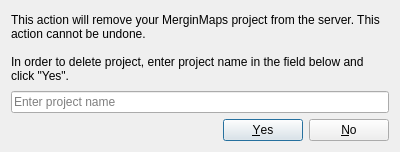
Before: the Qt Designer form Mergin/ui/ui_remove_project_dialog.ui in MerginMaps/qgis-plugin, drawn with Qt 5.
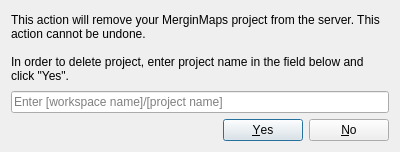
After: the same form once the commit is applied.

Commit message:
update placeholder remove dialog
The meaning of project name is not exactly the same from an user perspective than in the code. update placeholder so it reflects more accurately what we means

Diff of the .ui file:
```diff
--- a/Mergin/ui/ui_remove_project_dialog.ui
+++ b/Mergin/ui/ui_remove_project_dialog.ui
@@ -29,7 +29,7 @@
    <item>
     <widget class="QLineEdit" name="edit_project_name">
      <property name="placeholderText">
-      <string>Enter project name</string>
+      <string>Enter [workspace name]/[project name]</string>
      </property>
     </widget>
    </item>
```
